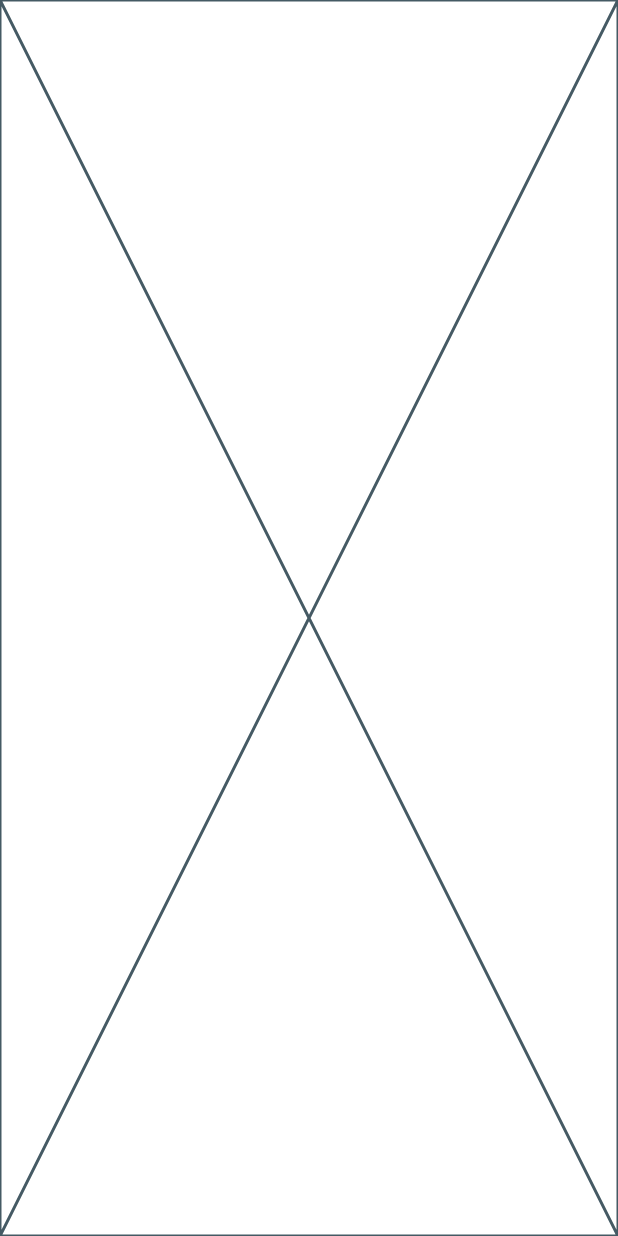
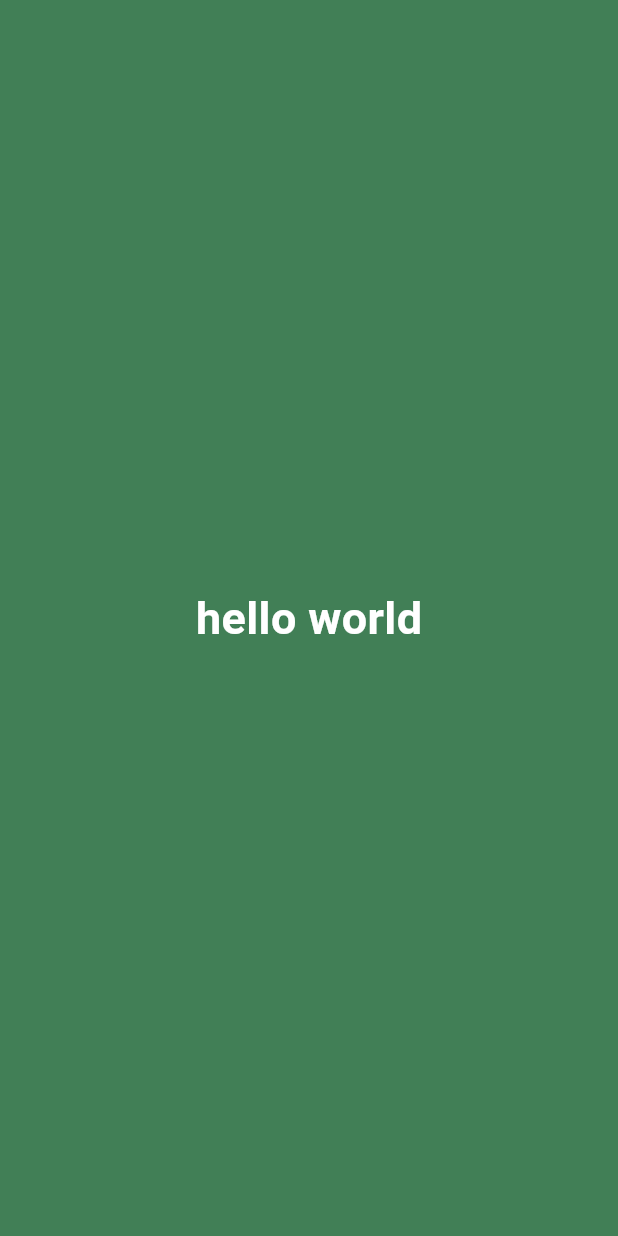
Before and after one commit to alirezafarmani20/tarkhine_app, a Flutter app: the screen it shows after launch, on a phone screen of 412 x 824 dp. Run offline on Flutter 3.47's test engine with Material 3 defaults, Android fonts, the phone set to English and light mode, and no system bars.

Commit message:
set project colors

```diff
--- a/lib/core/theme/color.dart
+++ b/lib/core/theme/color.dart
@@ -1,3 +1,44 @@
+import 'package:flutter/widgets.dart';
+
 class ColorApp {
-  // primary color
+  // primary colors
+  static const Color primary = Color(0xff417F56);
+  static const Color shade_1 = Color(0xff396F4B);
+  static const Color shade_2 = Color(0xff315F41);
+  static const Color shade_3 = Color(0xff294F36);
+  static const Color shade_4 = Color(0xff21402B);
+  static const Color shade_5 = Color(0xff183020);
+  static const Color shade_6 = Color(0xff102016);
+  static const Color shade_7 = Color(0xff08100B);
+  // tint color
+  static const Color tint_1 = Color(0xffE5F2E9);
+  static const Color tint_2 = Color(0xffCAE4D3);
+  static const Color tint_3 = Color(0xffB0D7BD);
+  static const Color tint_4 = Color(0xff96C9A7);
+  static const Color tint_5 = Color(0xff7CBC91);
+  static const Color tint_6 = Color(0xff61AE7B);
+  static const Color tint_7 = Color(0xff4E9968);
+  // neutral colors
+  static const Color white = Color(0xffFFFFFF);
+  static const Color black = Color(0xff0C0C0C);
+  static const Color gray_1 = Color(0xffF9F9F9);
+  static const Color gray_2 = Color(0xffF9F9F9);
+  static const Color gray_3 = Color(0xffEDEDED);
+  static const Color gray_4 = Color(0xffCBCBCB);
+  static const Color gray_5 = Color(0xffCBCBCB);
+  static const Color gray_6 = Color(0xffADADAD);
+  static const Color gray_7 = Color(0xff757575);
+  static const Color gray_8 = Color(0xff353535);
+  // status colors
+  static const Color error = Color(0xffC30000);
+  static const Color errorLight = Color(0xffED2E2E);
+  static const Color errorExtralight = Color(0xffFFF2F2);
+  //success colors
+  static const Color success = Color(0xff00966D);
+  static const Color successLight = Color(0xff00BA88);
+  static const Color successExtralight = Color(0xffF3FDFA);
+  // warning colors
+  static const Color warning = Color(0xffA9791C);
+  static const Color warningLight = Color(0xffF4B740);
+  static const Color warningExtralight = Color(0xffF3FDFA);
 }
--- a/lib/screens/splash/splash_screens.dart
+++ b/lib/screens/splash/splash_screens.dart
@@ -1,4 +1,5 @@
 import 'package:flutter/material.dart';
+import 'package:tarkhineh_app/core/theme/color.dart';
 
 class SplashScreens extends StatefulWidget {
   const SplashScreens({super.key});
@@ -10,6 +11,25 @@ class SplashScreens extends StatefulWidget {
 class _SplashScreensState extends State<SplashScreens> {
   @override
   Widget build(BuildContext context) {
-    return const Placeholder();
+    return Scaffold(
+      body: Center(
+        child: Stack(
+          alignment: Alignment.center,
+          children: [
+            Container(decoration: BoxDecoration(
+              color: ColorApp.primary
+            )),
+            Container(
+              child: Text("hello world", style: TextStyle(
+                color: Colors.white,
+                fontSize: 30,
+                fontWeight: FontWeight.bold
+              ),),
+            ),
+            Container(),
+          ],
+        ),
+      ),
+    );
   }
 }
```
